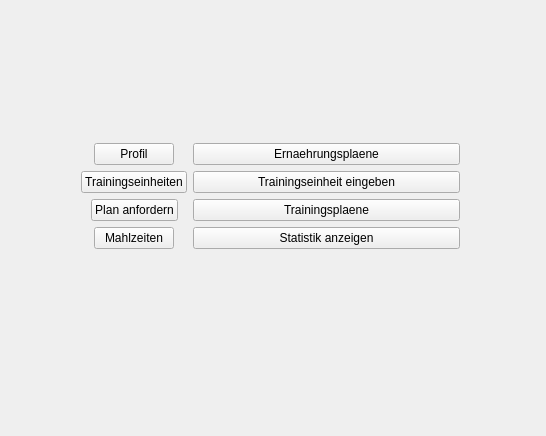
Above: StayHealthy_VS/Team6.StayHealthy/StayHealthy/main_menu.ui from denismhz/SWP before the change. Below: the same form after it.
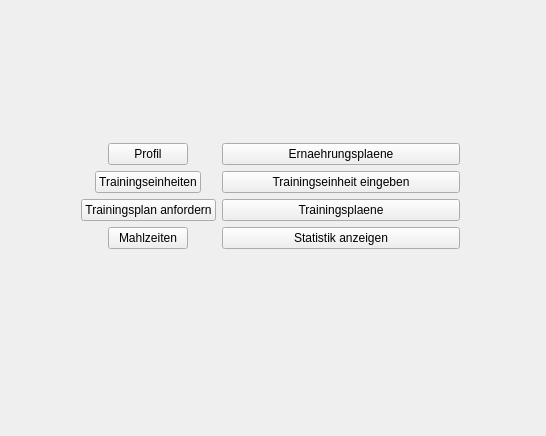
That is the form after the change.

The edit to the form file:
```diff
--- a/StayHealthy_VS/Team6.StayHealthy/StayHealthy/main_menu.ui
+++ b/StayHealthy_VS/Team6.StayHealthy/StayHealthy/main_menu.ui
@@ -62,7 +62,7 @@
       <item row="2" column="0">
        <widget class="QPushButton" name="toPlaenePage">
         <property name="text">
-         <string>Plan anfordern</string>
+         <string>Trainingsplan anfordern</string>
         </property>
        </widget>
       </item>
```
